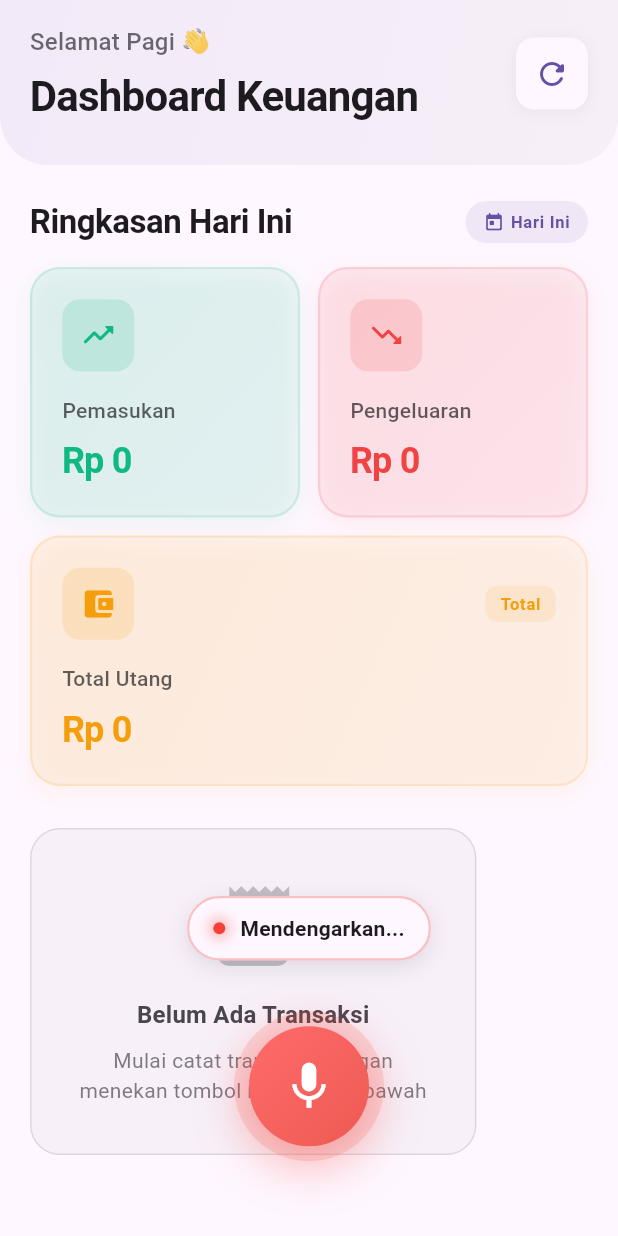
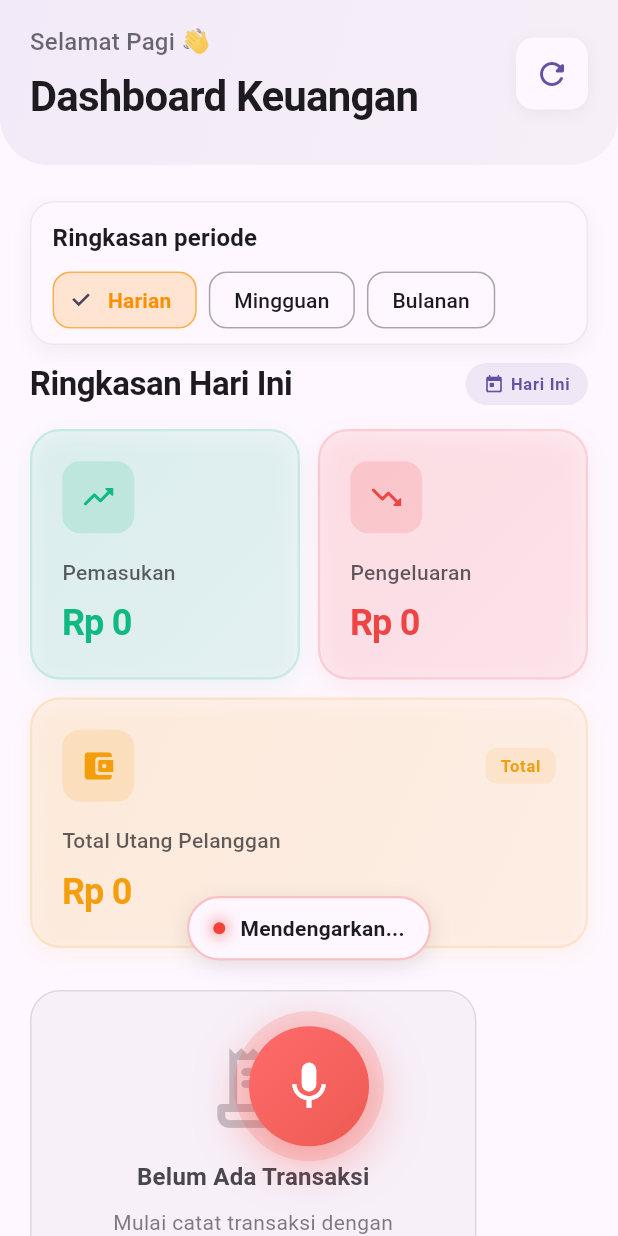
Before and after one commit to Juara-1/jagawarung, a Flutter app: the DashboardView screen opened directly, after a tap on the "refresh" icon, after a tap on the "mic none" icon, on a phone screen of 412 x 824 dp. Run offline on Flutter 3.47's test engine with Material 3 defaults, Android fonts, the light colour scheme and no system bars; our stand-ins replace dio, flutter_dotenv, flutter_secure_storage, flutter_tts, get, google_fonts and 5 more; accounts and stored records are empty; network calls fail.

Commit message:
fix: fixing format utils

```diff
--- /dev/null
+++ b/lib/app/common/mixins/voice_mixin.dart
@@ -0,0 +1,174 @@
+import 'package:flutter_tts/flutter_tts.dart';
+import 'package:get/get.dart';
+import 'package:permission_handler/permission_handler.dart';
+import 'package:speech_to_text/speech_to_text.dart' as stt;
+
+ mixin VoiceMixin on GetxController {
+  late final stt.SpeechToText speech;
+  late final FlutterTts flutterTts;
+
+  final isSpeechAvailable = false.obs;
+  final isListening = false.obs;
+  final recognizedText = ''.obs;
+  final currentTtsLanguage = ''.obs;
+  final List<String> _cachedTtsLanguages = [];
+  String speechLocaleId = 'id_ID';
+
+
+  List<String> get preferredTtsLanguages => const ['id-ID', 'jv-ID', 'su-ID', 'en-US'];
+
+    Future<void> initializeSpeech() async {
+    try {
+      speech = stt.SpeechToText();
+      final status = await Permission.microphone.request();
+
+      if (status.isGranted) {
+        isSpeechAvailable.value = await speech.initialize(
+          onStatus: (status) {
+            if (status == 'done' || status == 'notListening') {
+              isListening.value = false;
+            }
+          },
+          onError: (error) {
+            print('[Voice] STT Error: ${error.errorMsg}');
+            isListening.value = false;
+          },
+        );
+      } else {
+        print('[Voice] Microphone permission denied');
+      }
+    } catch (e) {
+      print('[Voice] Failed to initialize STT: $e');
+    }
+  }
+
+  /// Initialize Text-to-Speech with language fallback
+  Future<void> initializeTts() async {
+    try {
+      flutterTts = FlutterTts();
+      await _setPreferredLanguage();
+      await flutterTts.setSpeechRate(0.5);
+      await flutterTts.setVolume(1.0);
+      await flutterTts.setPitch(1.0);
+    } catch (e) {
+      print('[Voice] Failed to initialize TTS: $e');
+    }
+  }
+
+  Future<void> _setPreferredLanguage() async {
+    try {
+      final langs = await loadAvailableTtsLanguages();
+      for (final code in preferredTtsLanguages) {
+        if (langs.contains(code)) {
+          await flutterTts.setLanguage(code);
+          print('[Voice] TTS language set to: $code');
+          currentTtsLanguage.value = code;
+          return;
+        }
+      }
+      // Force fallback to Indonesian if available as a best-effort
+      if (langs.contains('id-ID')) {
+        await flutterTts.setLanguage('id-ID');
+        print('[Voice] TTS fallback set to id-ID');
+        currentTtsLanguage.value = 'id-ID';
+        return;
+      }
+      print('[Voice] No preferred TTS language available, using engine default');
+    } catch (e) {
+      print('[Voice] Error setting TTS language: $e');
+    }
+  }
+
+  /// Explicitly set TTS language; returns true if applied
+  Future<bool> setTtsLanguage(String code) async {
+    try {
+      final langs = await loadAvailableTtsLanguages();
+      if (langs.contains(code)) {
+        await flutterTts.setLanguage(code);
+        currentTtsLanguage.value = code;
+        print('[Voice] TTS language manually set to: $code');
+        return true;
+      }
+      print('[Voice] Requested TTS language not available: $code');
+      return false;
+    } catch (e) {
+      print('[Voice] Error setting TTS language manually: $e');
+      return false;
+    }
+  }
+
+  /// Get available TTS languages (cached)
+  Future<List<String>> loadAvailableTtsLanguages() async {
+    if (_cachedTtsLanguages.isNotEmpty) return _cachedTtsLanguages;
+    try {
+      final langs = (await flutterTts.getLanguages)?.cast<String>() ?? [];
+      _cachedTtsLanguages
+        ..clear()
+        ..addAll(langs);
+      return _cachedTtsLanguages;
+    } catch (e) {
+      print('[Voice] Failed to load TTS languages: $e');
+      return [];
+    }
+  }
+
+  /// Set speech-to-text locale (default id_ID)
+  void setSpeechLocale(String localeId) {
+    speechLocaleId = localeId;
+    print('[Voice] STT locale set to: $localeId');
+  }
+
+  /// Start listening for voice input
+  Future<void> startListening({
+    required Function(String) onResult,
+    Duration listenFor = const Duration(seconds: 10),
+    Duration pauseFor = const Duration(seconds: 3),
+    String? localeId,
+  }) async {
+    if (!isSpeechAvailable.value) {
+      print('[Voice] Speech not available');
+      return;
+    }
+
+    recognizedText.value = '';
+    isListening.value = true;
+
+    await speech.listen(
+      onResult: (result) {
+        recognizedText.value = result.recognizedWords;
+        if (result.finalResult) {
+          onResult(result.recognizedWords);
+        }
+      },
+      listenFor: listenFor,
+      pauseFor: pauseFor,
+      localeId: localeId ?? speechLocaleId,
+    );
+  }
+
+  /// Stop listening
+  Future<void> stopListening() async {
+    await speech.stop();
+    isListening.value = false;
+  }
+
+  /// Speak text (TTS)
+  Future<void> speak(String text) async {
+    try {
+      await flutterTts.speak(text);
+    } catch (e) {
+      print('[Voice] TTS error: $e');
+    }
+  }
+
+  /// Stop speaking
+  Future<void> stopSpeaking() async {
+    await flutterTts.stop();
+  }
+
+  /// Cleanup voice resources
+  void disposeVoice() {
+    speech.stop();
+    flutterTts.stop();
+  }
+}
--- /dev/null
+++ b/lib/app/common/utils/format_utils.dart
@@ -0,0 +1,27 @@
+
+class FormatUtils {
+  static String formatCurrency(double amount) {
+    return 'Rp ${amount.toStringAsFixed(0).replaceAllMapped(
+      RegExp(r'(\d{1,3})(?=(\d{3})+(?!\d))'),
+      (Match m) => '${m[1]}.',
+    )}';
+  }
+
+
+  static String formatDate(DateTime date, {bool padZero = true}) {
+    if (padZero) {
+      final d = date.toLocal();
+      return '${d.day.toString().padLeft(2, '0')}/${d.month.toString().padLeft(2, '0')}/${d.year}';
+    }
+    return '${date.day}/${date.month}/${date.year}';
+  }
+
+
+  static String formatTime(DateTime date) {
+    return '${date.hour.toString().padLeft(2, '0')}:${date.minute.toString().padLeft(2, '0')}';
+  }
+
+  static String formatDateTime(DateTime date) {
+    return '${formatDate(date)} ${formatTime(date)}';
+  }
+}
--- a/lib/app/data/models/debt_model.dart
+++ b/lib/app/data/models/debt_model.dart
@@ -1,7 +1,5 @@
 
 import 'package:jagawarung/app/data/models/transaction_model.dart';
-
-
 
 class DebtSummary {
   final String customerName;
--- a/lib/app/data/models/transaction_model.dart
+++ b/lib/app/data/models/transaction_model.dart
@@ -20,6 +20,7 @@ class TransactionModel {
     this.invoiceUrl,
     this.invoiceData,
   });
+
 
   factory TransactionModel.fromJson(Map<String, dynamic> json) {
     return TransactionModel(
--- a/lib/app/data/providers/real_transaction_provider.dart
+++ b/lib/app/data/providers/real_transaction_provider.dart
@@ -5,22 +5,25 @@ import '../models/dashboard_model.dart';
 import '../services/token_service.dart';
 
 class RealTransactionProvider {
-  late final Dio _dio;
+  final Dio _dio;
   final String baseUrl;
 
-  RealTransactionProvider({String? baseUrl})
-      : baseUrl = baseUrl ?? Environment.apiBaseUrl {
-    _dio = Dio(BaseOptions(
-      baseUrl: '${this.baseUrl}/api',
+  RealTransactionProvider({
+    String? baseUrl,
+    Dio? dio,
+  })  : baseUrl = baseUrl ?? Environment.apiBaseUrl,
+        _dio = dio ??
+            Dio(BaseOptions(
+              baseUrl: '${(baseUrl ?? Environment.apiBaseUrl)}/api',
               connectTimeout: const Duration(seconds: 30),
               receiveTimeout: const Duration(seconds: 30),
               headers: {
                 'Content-Type': 'application/json',
                 'Accept': 'application/json',
               },
-    ));
-
-
+            )) {
+    // Skip interceptors if custom Dio is injected (typically for testing)
+    if (dio == null) {
       _dio.interceptors.add(InterceptorsWrapper(
         onRequest: (options, handler) async {
           final token = await TokenService.getAccessToken();
@@ -44,6 +47,7 @@ class RealTransactionProvider {
         error: true,
         logPrint: (obj) => print('[Dio] $obj'),
       ));
+    }
   }
 
   Future<ParsedVoiceResult> parseVoice(String transcript) async {
@@ -92,7 +96,6 @@ class RealTransactionProvider {
       final response = await _dio.post(
         '/agent/transactions',
         data: {
-          'type': type.value,
           'prompt': prompt,
         },
       );
--- a/lib/app/data/repositories/auth_repository.dart
+++ b/lib/app/data/repositories/auth_repository.dart
@@ -11,7 +11,6 @@ class AuthRepository {
     required String password,
   }) async {
     try {
-
       print('[AuthRepository] signIn called with email: $email');
 
       final response = await _supabase.auth.signInWithPassword(
--- a/lib/app/modules/dashboard/dashboard_controller.dart
+++ b/lib/app/modules/dashboard/dashboard_controller.dart
@@ -1,80 +1,30 @@
 import 'package:flutter/material.dart';
 import 'package:get/get.dart';
-import 'package:speech_to_text/speech_to_text.dart' as stt;
-import 'package:flutter_tts/flutter_tts.dart';
-import 'package:permission_handler/permission_handler.dart';
 import '../../data/providers/real_transaction_provider.dart';
 import '../../data/models/transaction_model.dart';
 import '../../data/models/dashboard_model.dart';
+import '../../common/mixins/voice_mixin.dart';
+import '../../common/utils/format_utils.dart';
 
-class DashboardController extends GetxController {
+class DashboardController extends GetxController with VoiceMixin {
   final RealTransactionProvider _provider = RealTransactionProvider();
-  final stt.SpeechToText _speech = stt.SpeechToText();
-  final FlutterTts _flutterTts = FlutterTts();
 
   final dashboardSummary = Rx<DashboardSummary>(DashboardSummary.empty());
   final recentTransactions = <TransactionModel>[].obs;
 
   final isLoading = false.obs;
-  final isListening = false.obs;
-  final isSpeechAvailable = false.obs;
-  final recognizedText = ''.obs;
   final errorMessage = ''.obs;
+  final summaryRange = 'day'.obs; // day | week | month
 
-  final List<String> _preferredTtsLangs = const ['id-ID'];
+  @override
+  List<String> get preferredTtsLanguages => const ['id-ID', 'jv-ID', 'en-US'];
 
   @override
   void onInit() {
     super.onInit();
-    _initializeSpeech();
-    _initializeTts();
+    initializeSpeech();
+    initializeTts();
     loadDashboard();
-  }
-
-  Future<void> _initializeSpeech() async {
-    try {
-      final status = await Permission.microphone.request();
-
-      if (status.isGranted) {
-        isSpeechAvailable.value = await _speech.initialize(
-          onStatus: (status) {
-            if (status == 'done' || status == 'notListening') {
-              isListening.value = false;
-            }
-          },
-          onError: (error) {
-            errorMessage.value = 'Error: ${error.errorMsg}';
-            isListening.value = false;
-          },
-        );
-      } else {
-        errorMessage.value = 'Izin mikrofon diperlukan';
-      }
-    } catch (e) {
-      errorMessage.value = 'Gagal menginisialisasi speech: $e';
-    }
-  }
-
-  Future<void> _initializeTts() async {
-    await _setPreferredLanguage();
-    await _flutterTts.setSpeechRate(0.5);
-    await _flutterTts.setVolume(1.0);
-    await _flutterTts.setPitch(1.0);
-  }
-
-  Future<void> _setPreferredLanguage() async {
-    try {
-      final langs = (await _flutterTts.getLanguages)?.cast<String>() ?? [];
-      for (final code in _preferredTtsLangs) {
-        if (langs.contains(code)) {
-          await _flutterTts.setLanguage(code);
-          return;
-        }
-      }
-    } catch (_) {
-      // swallow errors and use default engine language
-
-    }
   }
 
   Future<void> loadDashboard() async {
@@ -82,7 +32,9 @@ class DashboardController extends GetxController {
       isLoading.value = true;
       errorMessage.value = '';
 
-      final summary = await _provider.getDashboardSummary();
+      final summary = await _provider.getDashboardSummary(
+        timeRange: summaryRange.value,
+      );
       dashboardSummary.value = summary;
 
       final transactions = await _provider.getTransactions();
@@ -101,7 +53,13 @@ class DashboardController extends GetxController {
     }
   }
 
-  Future<void> startListening() async {
+  void changeSummaryRange(String range) {
+    if (summaryRange.value == range) return;
+    summaryRange.value = range;
+    loadDashboard();
+  }
+
+  Future<void> startVoiceInput() async {
     if (!isSpeechAvailable.value) {
       errorMessage.value = 'Speech recognition tidak tersedia';
       Get.snackbar('Error', errorMessage.value);
@@ -109,25 +67,7 @@ class DashboardController extends GetxController {
     }
 
     errorMessage.value = '';
-    recognizedText.value = '';
-    isListening.value = true;
-
-    await _speech.listen(
-      onResult: (result) {
-        recognizedText.value = result.recognizedWords;
-        if (result.finalResult) {
-          _handleVoiceResult(result.recognizedWords);
-        }
-      },
-      listenFor: const Duration(seconds: 10),
-      pauseFor: const Duration(seconds: 3),
-      localeId: 'id_ID',
-    );
-  }
-
-  Future<void> stopListening() async {
-    await _speech.stop();
-    isListening.value = false;
+    await super.startListening(onResult: _handleVoiceResult);
   }
 
   Future<void> _handleVoiceResult(String transcript) async {
@@ -146,7 +86,7 @@ class DashboardController extends GetxController {
         prompt: transcript,
       );
 
-      await _speak(agentResult.message);
+      await speak(agentResult.message);
 
       Get.snackbar(
         'Berhasil',
@@ -159,7 +99,7 @@ class DashboardController extends GetxController {
       await loadDashboard();
     } catch (e) {
       errorMessage.value = 'Gagal memproses: $e';
-      await _speak('Maaf, saya tidak mengerti perintah Anda');
+      await speak('Maaf, saya tidak mengerti perintah Anda');
       Get.snackbar(
         'Error',
         errorMessage.value,
@@ -280,7 +220,7 @@ class DashboardController extends GetxController {
 
       await _provider.createTransaction(transaction);
 
-      await _speak('Transaksi berhasil disimpan');
+      await speak('Transaksi berhasil disimpan');
 
       Get.snackbar(
         'Berhasil',
@@ -293,7 +233,7 @@ class DashboardController extends GetxController {
       await loadDashboard();
     } catch (e) {
       errorMessage.value = 'Gagal menyimpan: $e';
-      await _speak('Gagal menyimpan transaksi');
+      await speak('Gagal menyimpan transaksi');
       Get.snackbar(
         'Error',
         errorMessage.value,
@@ -306,21 +246,11 @@ class DashboardController extends GetxController {
     }
   }
 
-  Future<void> _speak(String text) async {
-    await _flutterTts.speak(text);
-  }
-
-  String formatCurrency(double amount) {
-    return 'Rp ${amount.toStringAsFixed(0).replaceAllMapped(
-      RegExp(r'(\d{1,3})(?=(\d{3})+(?!\d))'),
-      (Match m) => '${m[1]}.',
-    )}';
-  }
+  String formatCurrency(double amount) => FormatUtils.formatCurrency(amount);
 
   @override
   void onClose() {
-    _speech.stop();
-    _flutterTts.stop();
+    disposeVoice();
     super.onClose();
   }
 }
--- a/lib/app/modules/dashboard/dashboard_view.dart
+++ b/lib/app/modules/dashboard/dashboard_view.dart
@@ -25,6 +25,8 @@ class DashboardView extends GetView<DashboardController> {
                 children: [
                   _buildHeader(context),
                   const SizedBox(height: 24),
+                  _buildTimeRange(context),
+                  const SizedBox(height: 12),
                   _buildSummaryCards(context),
                   const SizedBox(height: 28),
                   _buildRecentTransactions(context),
@@ -116,6 +118,80 @@ class DashboardView extends GetView<DashboardController> {
     );
   }
 
+  Widget _buildTimeRange(BuildContext context) {
+    final theme = Theme.of(context);
+    final colorScheme = theme.colorScheme;
+    final ranges = const [
+      {'label': 'Harian', 'value': 'day'},
+      {'label': 'Mingguan', 'value': 'week'},
+      {'label': 'Bulanan', 'value': 'month'}
+    ];
+
+    return Obx(() {
+      final selected = controller.summaryRange.value;
+      return Padding(
+        padding: const EdgeInsets.symmetric(horizontal: 20),
+        child: Container(
+          width: double.infinity,
+          padding: const EdgeInsets.fromLTRB(14, 12, 14, 10),
+          decoration: BoxDecoration(
+            color: colorScheme.surface,
+            borderRadius: BorderRadius.circular(16),
+            boxShadow: [
+              BoxShadow(
+                color: Colors.black.withOpacity(0.05),
+                blurRadius: 10,
+                offset: const Offset(0, 4),
+              ),
+            ],
+            border: Border.all(
+              color: colorScheme.outline.withOpacity(0.12),
+            ),
+          ),
+          child: Column(
+            crossAxisAlignment: CrossAxisAlignment.start,
+            children: [
+              Text(
+                'Ringkasan periode',
+                style: theme.textTheme.titleMedium?.copyWith(
+                  fontWeight: FontWeight.w700,
+                ),
+              ),
+              const SizedBox(height: 10),
+              Wrap(
+                spacing: 8,
+                runSpacing: 8,
+                children: ranges.map((r) {
+                  final value = r['value']!;
+                  final isSelected = selected == value;
+                  return ChoiceChip(
+                    label: Text(r['label']!),
+                    selected: isSelected,
+                    onSelected: (_) => controller.changeSummaryRange(value),
+                    selectedColor: const Color(0xFFFF8F00).withOpacity(0.18), // accent
+                    labelStyle: TextStyle(
+                      color: isSelected ? const Color(0xFFFF8F00) : colorScheme.onSurface,
+                      fontWeight: isSelected ? FontWeight.w700 : FontWeight.w500,
+                    ),
+                    shape: RoundedRectangleBorder(
+                      borderRadius: BorderRadius.circular(12),
+                      side: BorderSide(
+                        color: isSelected
+                            ? const Color(0xFFFF8F00).withOpacity(0.4)
+                            : colorScheme.outline.withOpacity(0.4),
+                      ),
+                    ),
+                    materialTapTargetSize: MaterialTapTargetSize.shrinkWrap,
+                  );
+                }).toList(),
+              ),
+            ],
+          ),
+        ),
+      );
+    });
+  }
+
   Widget _buildSummaryCards(BuildContext context) {
     final theme = Theme.of(context);
     final summary = controller.dashboardSummary.value;
@@ -188,7 +264,7 @@ class DashboardView extends GetView<DashboardController> {
           ),
           const SizedBox(height: 12),
           _SummaryCard(
-            title: 'Total Utang',
+            title: 'Total Utang Pelanggan',
             amount: summary.totalDebt,
             icon: Icons.account_balance_wallet_rounded,
             color: const Color(0xFFF59E0B),
@@ -363,7 +439,7 @@ class DashboardView extends GetView<DashboardController> {
             _VoiceButton(
               isListening: isListening,
               isLoading: isLoading,
-              onTapStart: controller.startListening,
+              onTapStart: () async => await controller.startVoiceInput(),
               onTapEnd: controller.stopListening,
               colorScheme: colorScheme,
             ),
--- a/lib/app/modules/home/home_binding.dart
+++ b/lib/app/modules/home/home_binding.dart
@@ -4,8 +4,6 @@ import 'home_controller.dart';
 class HomeBinding extends Bindings {
   @override
   void dependencies() {
-    // Use lazyPut to create the controller only when it's needed for the first time.
-    // fenix: true ensures the controller is re-created if the user navigates away and comes back.
     Get.lazyPut<DebtController>(() => DebtController(), fenix: true);
   }
 }
--- a/lib/app/modules/login/login_controller.dart
+++ b/lib/app/modules/login/login_controller.dart
@@ -2,7 +2,6 @@ import 'package:get/get.dart';
 import 'package:flutter/material.dart';
 import 'package:jagawarung/app/data/repositories/auth_repository.dart';
 import '../../routes/app_routes.dart';
-
 
 class LoginController extends GetxController {
 
--- a/lib/app/modules/login/login_page.dart
+++ b/lib/app/modules/login/login_page.dart
@@ -11,7 +11,6 @@ class LoginPage extends GetView<LoginController> {
     final textTheme = theme.textTheme;
 
     return Scaffold(
-      // Background color is now handled by the theme's scaffoldBackgroundColor
       body: SafeArea(
         child: Center(
           child: SingleChildScrollView(
--- a/lib/app/modules/smart_restock/smart_restock_page.dart
+++ b/lib/app/modules/smart_restock/smart_restock_page.dart
@@ -2,8 +2,7 @@ import 'package:flutter/material.dart';
 import 'package:get/get.dart';
 import 'smart_restock_controller.dart';
 
-/// Smart Restock Page
-/// Main page untuk scan invoice feature
+
 class SmartRestockPage extends StatelessWidget {
   const SmartRestockPage({super.key});
 
```
Also changed, not shown: lib/app/common/utils/transaction_type_utils.dart (added, +51 -0 lines), lib/app/data/models/ocr_models.dart (+8 -10 lines), lib/app/data/services/debt_service.dart (+6 -5 lines), lib/app/modules/smart_restock/smart_restock_controller.dart (+4 -4 lines), lib/app/modules/transactions/transactions_controller.dart (+6 -30 lines), lib/main.dart (+3 -6 lines), lib/app/modules/main/main_navigation_binding.dart (line endings or trailing spaces), lib/app/modules/main/main_navigation_controller.dart (line endings or trailing spaces). Lines whose indentation alone changed are shown as unchanged.
